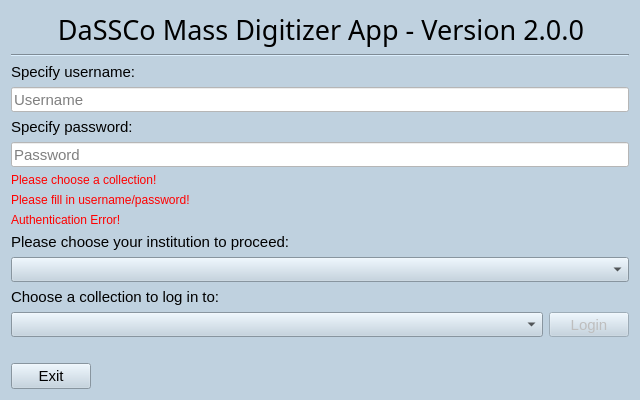
This is MassDigitizer/ui/homescreen.ui in NHMDenmark/Mass-Digitizer as Qt 5 draws it before an edit. The edited form follows.
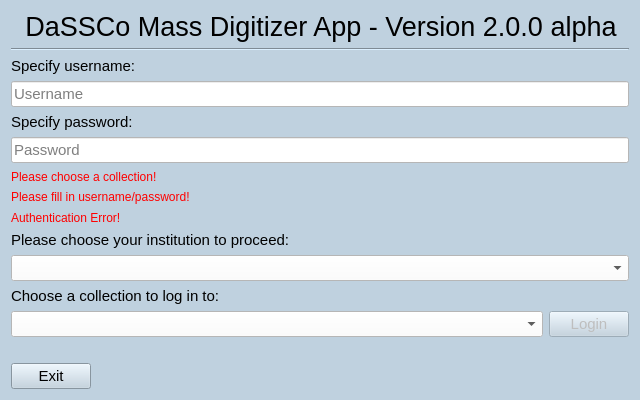
This is the edited form.

```diff
--- a/MassDigitizer/ui/homescreen.ui
+++ b/MassDigitizer/ui/homescreen.ui
@@ -28,11 +28,16 @@
   <property name="styleSheet">
    <string notr="true">QWidget {
     background-color: #BFD1DF;
-}
-QLineEdit {
-    background-color: white;
-    color: black;
-}</string>
+    }
+    QLineEdit {
+        background-color: white;
+        color: black;
+    }   
+    QComboBox{
+        background-color: white;
+        color: black;
+    }
+</string>
   </property>
   <layout class="QVBoxLayout" name="verticalLayout">
    <item>
@@ -51,12 +56,12 @@
      </property>
      <property name="font">
       <font>
-       <family>Bahnschrift</family>
+       <family>Arial</family>
        <pointsize>20</pointsize>
       </font>
      </property>
      <property name="text">
-      <string>DaSSCo Mass Digitizer App - Version 2.0.0</string>
+      <string>DaSSCo Mass Digitizer App - Version 2.0.0 alpha</string>
      </property>
      <property name="alignment">
       <set>Qt::AlignmentFlag::AlignCenter</set>
```
